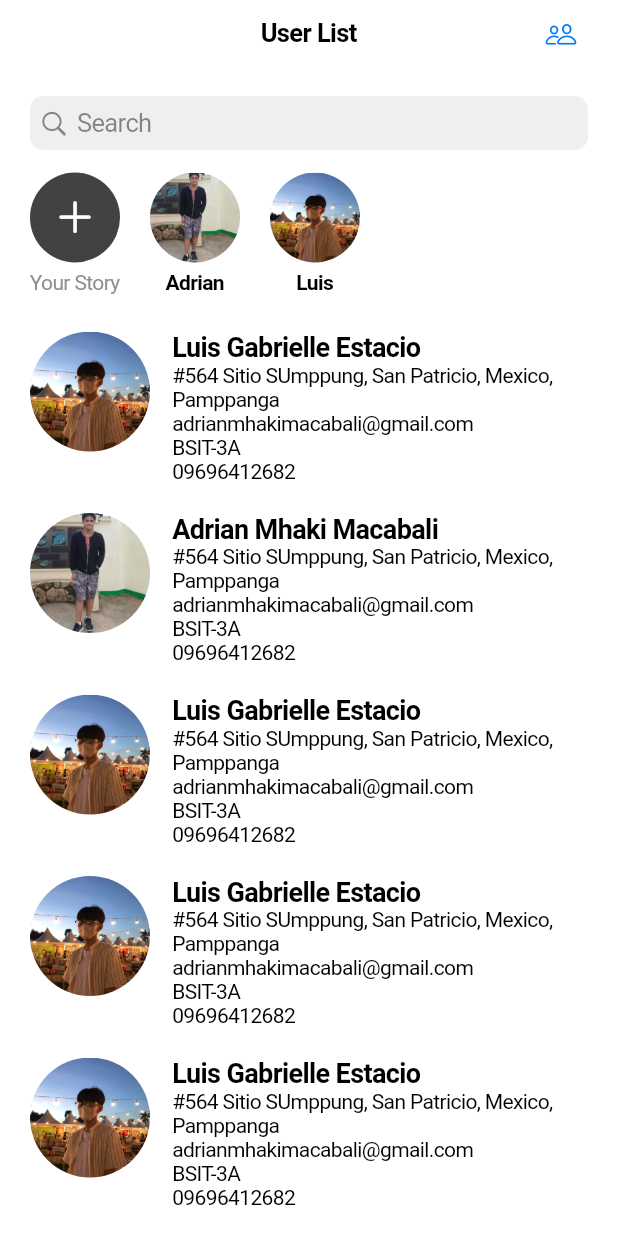
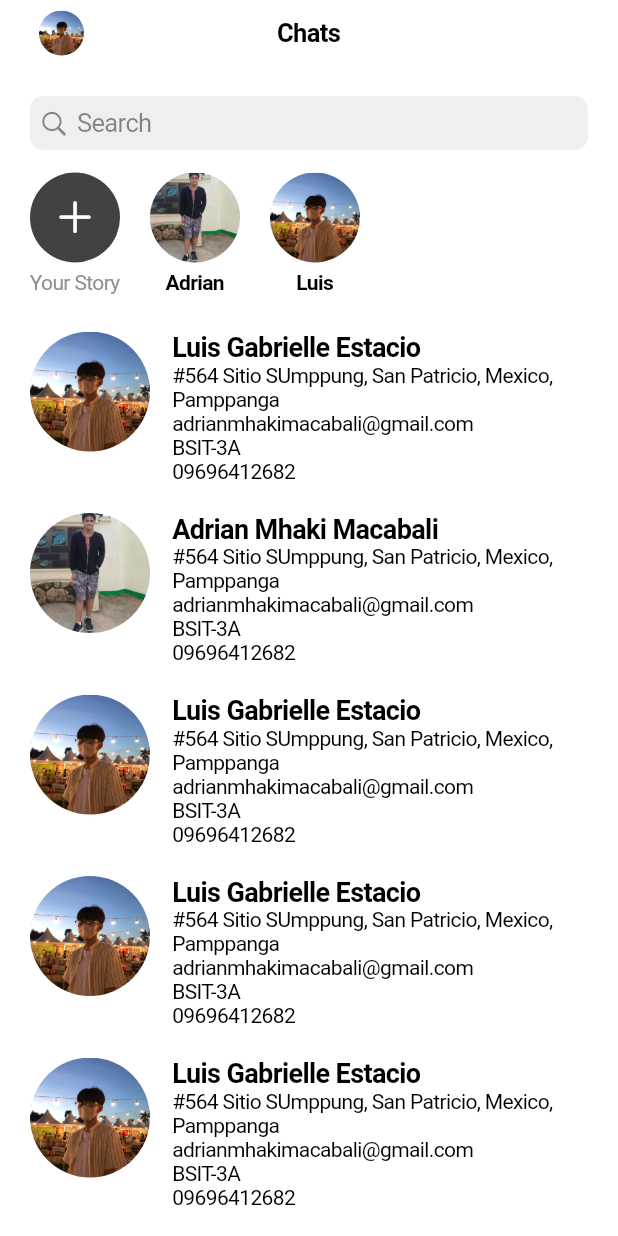
Before and after one commit to megan-esguerra/Resume_App, a Flutter app: the screen it shows after launch, on a phone screen of 412 x 824 dp. Run offline on Flutter 3.47's test engine with Material 3 defaults, Android fonts, the phone set to English and light mode, and no system bars.

Commit message:
Added Profile in Your Story Update

```diff
--- a/lib/main.dart
+++ b/lib/main.dart
@@ -183,12 +183,19 @@ class MyAppState extends State<MyApp> {
   Widget build(BuildContext context) {
     return CupertinoPageScaffold(
       navigationBar: CupertinoNavigationBar(
-        middle: Text('User List'),
+        leading: Padding(
+          padding: EdgeInsets.only(left: 10),
+          child: CircleAvatar(
+            backgroundImage: AssetImage('assets/images/LuisAvatar.jpg'),
+            radius: 15,
+          ),
+        ),
+        middle: Text('Chats'),
         trailing: CupertinoButton(
           padding: EdgeInsets.zero,
           child: Icon(
-            CupertinoIcons.person_2,
-            color: CupertinoColors.activeBlue,
+            CupertinoIcons.pencil,
+            color: CupertinoColors.white,
           ),
           onPressed: () => _showUsersModal(context),
         ),
@@ -217,20 +224,14 @@ class MyAppState extends State<MyApp> {
                             shape: BoxShape.circle,
                           ),
                           child: Center(
-                            child: Icon(CupertinoIcons.add,
-                                color: Colors.white, size: 30),
+                            child: Icon(CupertinoIcons.add, color: Colors.white, size: 30),
                           ),
                         ),
                         SizedBox(height: 5),
-                        Text(
-                          "Your Story",
-                          style: TextStyle(
-                              fontSize: 14, color: CupertinoColors.systemGrey),
-                        ),
+                        Text("Your Story", style: TextStyle(fontSize: 14, color: CupertinoColors.systemGrey)),
                       ],
                     ),
                     SizedBox(width: 20),
-
                     // Added New Avatar Section
                     Column(
                       children: [
```
